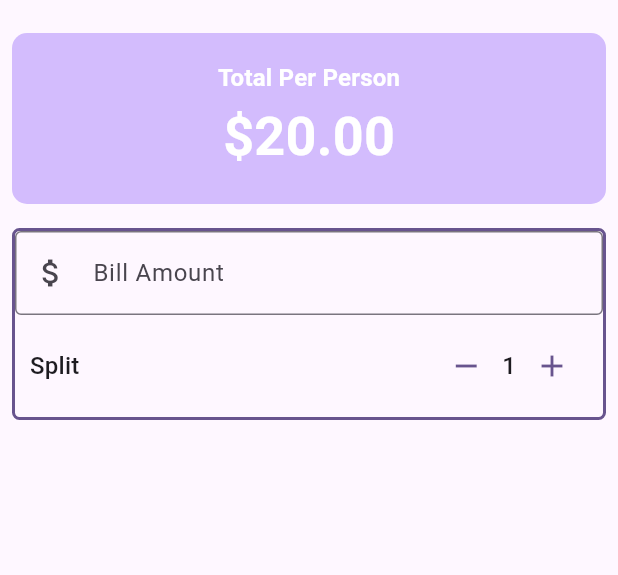
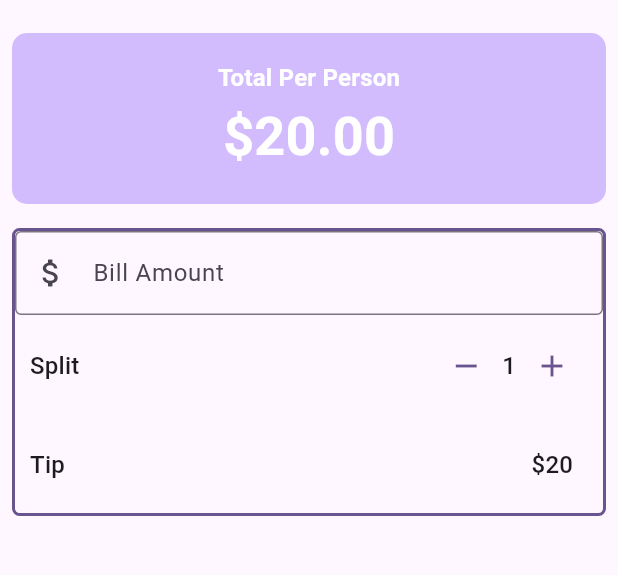
Before and after one commit to RPiyush/TipCalculator, a Flutter app: the screen it shows after launch, on a phone screen of 412 x 824 dp, the part 63-638 px from its top. Run offline on Flutter 3.47's test engine with Material 3 defaults, Android fonts, the phone set to English and light mode, and no system bars.

Commit message:
Added Tip Scection

```diff
--- a/lib/main.dart
+++ b/lib/main.dart
@@ -146,6 +146,26 @@ class _TipCState extends State<TipC> {
                         )
                       ],
                     ),
+                  ),
+                  // === TIP Section ==
+                  Padding(
+                    padding: const EdgeInsets.all(10.0),
+                    child: Row(
+                      mainAxisAlignment: MainAxisAlignment.spaceBetween,
+                      children: [
+                        Text(
+                          "Tip",
+                          style: theme.textTheme.titleMedium,
+                        ),
+                        Padding(
+                          padding: const EdgeInsets.all(10.0),
+                          child: Text(
+                            "\$20",
+                            style: theme.textTheme.titleMedium,
+                          ),
+                        ),
+                      ],
+                    ),
                   )
                 ],
               ),
```
